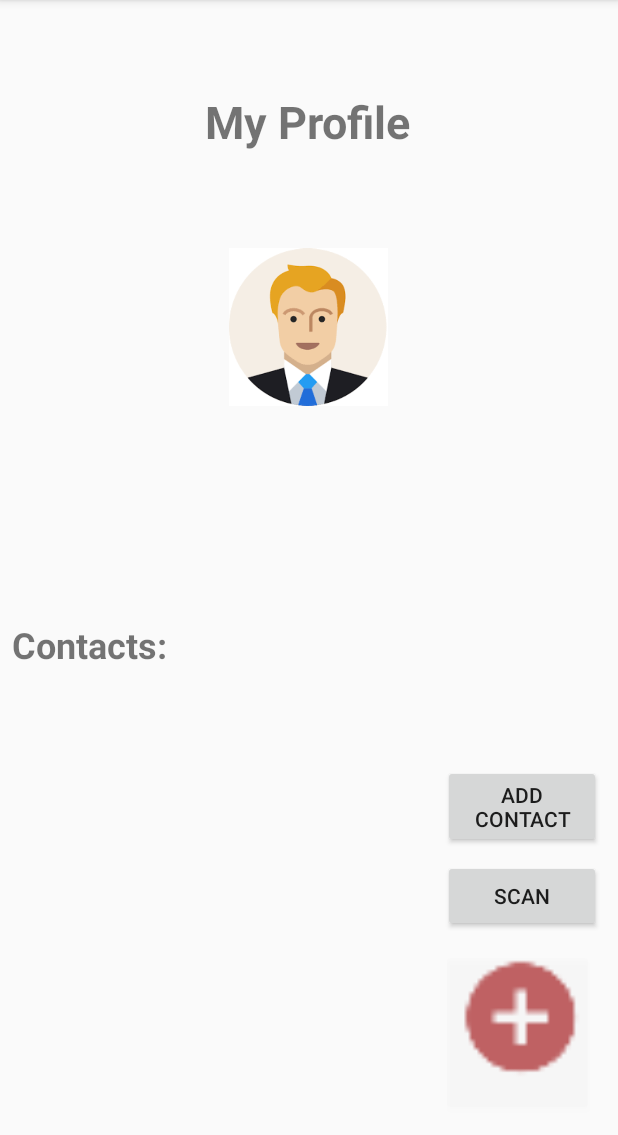
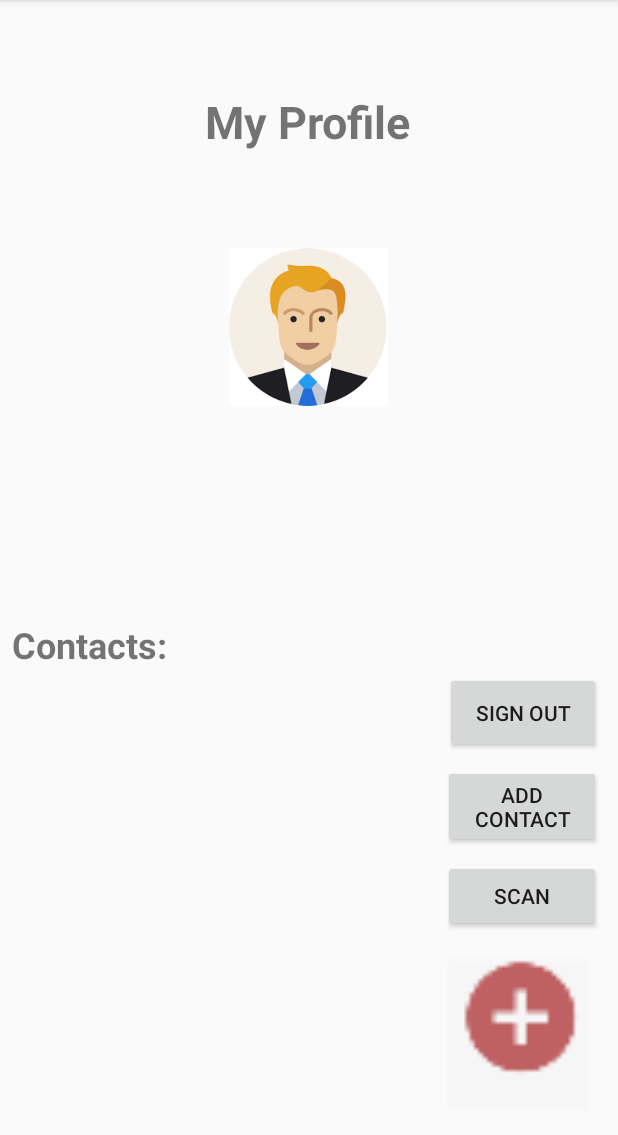
Before and after one commit to Francisco-Ibarra07/ContactManager, an Android app: the HomePage screen opened directly, with no data from a screen before it, after a tap on an icon or button, on a phone screen of 412 x 824 dp, the part 84-1219 px from its top. Run offline under Robolectric (Android 15) with nearby library versions, the phone set to English and light mode, and no system bars; our stand-ins replace Firebase (no records; nobody signed in at launch, a user with empty details on screens opened directly); libraries missing offline, so code that uses them is left out: com.google.zxing.integration.

Commit message:
Added sign out button

```diff
--- a/app/src/main/java/com/gp6/spartanjcapp/HomePage.java
+++ b/app/src/main/java/com/gp6/spartanjcapp/HomePage.java
@@ -40,6 +40,7 @@ public class HomePage extends AppCompatActivity {
 
     //User interaction instance variables
     private Button qrCodeScanButton;
+    private Button signOutButton;
     private Button addContactManuallyButton;
     private Button overlayButton;
     private ListView contactListView;
@@ -105,10 +106,12 @@ public class HomePage extends AppCompatActivity {
                 if(overlayClicked){
                     qrCodeScanButton.setVisibility(View.VISIBLE);
                     addContactManuallyButton.setVisibility(View.VISIBLE);
+                    signOutButton.setVisibility(View.VISIBLE);
                 }
                 else{
                     qrCodeScanButton.setVisibility(View.INVISIBLE);
                     addContactManuallyButton.setVisibility(View.INVISIBLE);
+                    signOutButton.setVisibility(View.INVISIBLE);
                 }
             }
         });
@@ -140,6 +143,18 @@ public class HomePage extends AppCompatActivity {
             }
         });
 
+        /**
+         * When 'Sign Out' button is pressed, the user account is signed out. User is taken back to home screen
+         *
+         */
+        signOutButton.setOnClickListener(new View.OnClickListener() {
+            @Override
+            public void onClick(View v) {
+                Toast.makeText(getBaseContext(), "Signing off", Toast.LENGTH_LONG).show();
+                finish();
+            }
+        });
+
     }
 
 
@@ -153,6 +168,7 @@ public class HomePage extends AppCompatActivity {
         myDatabase = FirebaseDatabase.getInstance().getReference(currentFirebaseAuth.getUid());
 
         qrCodeScanButton = findViewById(R.id.qrScanButton);
+        signOutButton = findViewById(R.id.homePageSignOutButton);
         overlayButton = findViewById(R.id.overlayButton);
         addContactManuallyButton = findViewById(R.id.addManuallyButton);
         contactListView = (ListView) findViewById(R.id.contactsListHomePage);
--- a/app/src/main/java/com/gp6/spartanjcapp/MainActivity.java
+++ b/app/src/main/java/com/gp6/spartanjcapp/MainActivity.java
@@ -111,7 +111,6 @@ public class MainActivity extends AppCompatActivity {
                     Toast.makeText(getBaseContext(), "Authentication failed. Check username or password!",Toast.LENGTH_SHORT).show();
                 }
                 else{
-                    finish();
                     Toast.makeText(getBaseContext(), "Authentication Successful", Toast.LENGTH_SHORT).show();
                     startActivity(new Intent(MainActivity.this, HomePage.class));
                 }
--- a/app/src/main/res/layout/activity_home_page.xml
+++ b/app/src/main/res/layout/activity_home_page.xml
@@ -146,4 +146,23 @@
         app:layout_constraintHorizontal_bias="0.0"
         app:layout_constraintStart_toStartOf="parent" />
 
+    <Button
+        android:id="@+id/homePageSignOutButton"
+        android:layout_width="104dp"
+        android:layout_height="54dp"
+        android:layout_marginStart="8dp"
+        android:layout_marginLeft="8dp"
+        android:layout_marginTop="276dp"
+        android:layout_marginEnd="8dp"
+        android:layout_marginRight="8dp"
+        android:layout_marginBottom="8dp"
+        android:text="Sign Out"
+        android:visibility="invisible"
+        app:layout_constraintBottom_toTopOf="@+id/addManuallyButton"
+        app:layout_constraintEnd_toEndOf="parent"
+        app:layout_constraintHorizontal_bias="0.989"
+        app:layout_constraintStart_toStartOf="parent"
+        app:layout_constraintTop_toTopOf="parent"
+        app:layout_constraintVertical_bias="1.0" />
+
 </android.support.constraint.ConstraintLayout>
```
